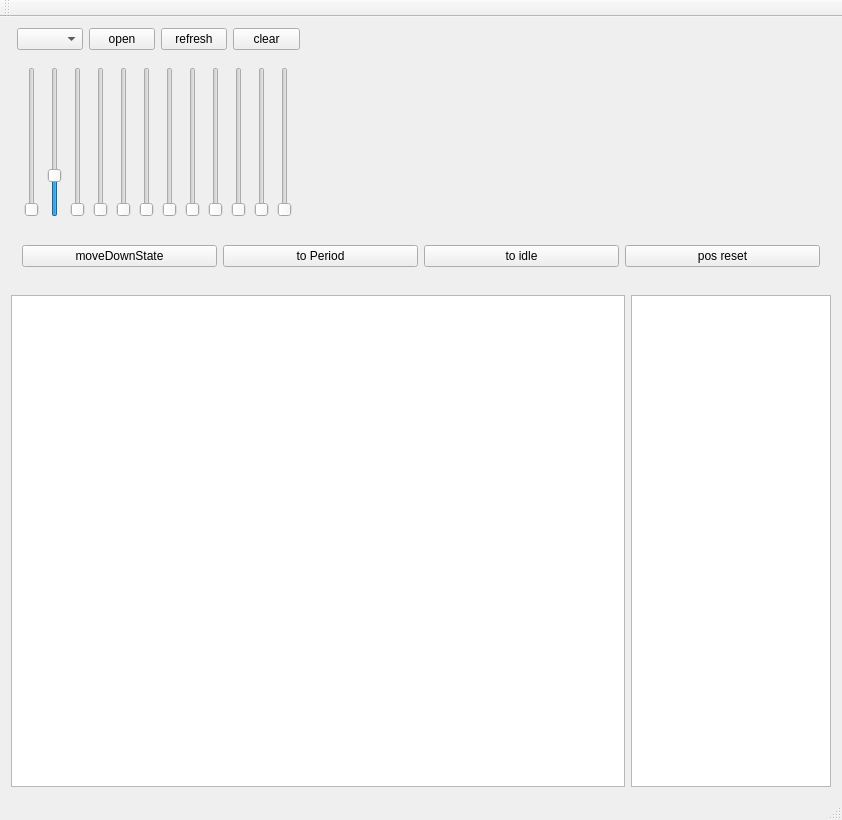
Above: mainwindow.ui from PoldenDev/polden-ver-motorControl-desktop before the change. Below: the same form after it.
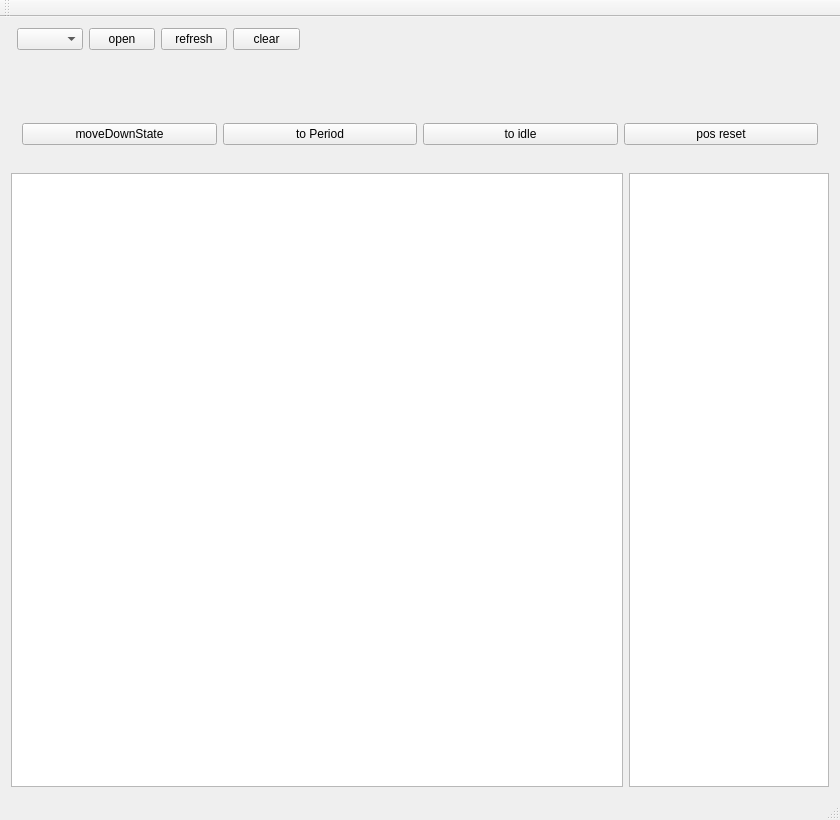
That is the form after the change.

The edit to the form file:
```diff
--- a/mainwindow.ui
+++ b/mainwindow.ui
@@ -16,33 +16,6 @@
   <widget class="QWidget" name="centralWidget">
    <layout class="QVBoxLayout" name="verticalLayout_2">
     <item>
-     <widget class="QWidget" name="widget_2" native="true">
-      <property name="minimumSize">
-       <size>
-        <width>820</width>
-        <height>0</height>
-       </size>
-      </property>
-      <property name="maximumSize">
-       <size>
-        <width>800</width>
-        <height>200</height>
-       </size>
-      </property>
-      <layout class="QVBoxLayout" name="verticalLayout">
-       <property name="leftMargin">
-        <number>0</number>
-       </property>
-       <property name="topMargin">
-        <number>0</number>
-       </property>
-       <property name="rightMargin">
-        <number>0</number>
-       </property>
-       <property name="bottomMargin">
-        <number>0</number>
-       </property>
-       <item>
         <widget class="QWidget" name="widget_4" native="true">
          <property name="maximumSize">
           <size>
@@ -91,142 +64,19 @@
         </widget>
        </item>
        <item>
-        <widget class="QWidget" name="widget_3" native="true">
-         <property name="maximumSize">
-          <size>
-           <width>300</width>
-           <height>16777215</height>
-          </size>
-         </property>
+     <widget class="QWidget" name="qwtWdgH1" native="true">
          <layout class="QHBoxLayout" name="horizontalLayout_2">
           <item>
-           <widget class="QSlider" name="verticalSlider">
-            <property name="maximum">
-             <number>1000</number>
-            </property>
-            <property name="value">
-             <number>0</number>
-            </property>
-            <property name="orientation">
-             <enum>Qt::Vertical</enum>
-            </property>
-           </widget>
-          </item>
-          <item>
-           <widget class="QSlider" name="verticalSlider_2">
-            <property name="maximum">
-             <number>3999</number>
-            </property>
-            <property name="value">
-             <number>1000</number>
-            </property>
-            <property name="orientation">
-             <enum>Qt::Vertical</enum>
-            </property>
-           </widget>
-          </item>
-          <item>
-           <widget class="QSlider" name="verticalMotorPos1">
-            <property name="maximum">
-             <number>1000</number>
-            </property>
-            <property name="orientation">
-             <enum>Qt::Vertical</enum>
-            </property>
-           </widget>
-          </item>
-          <item>
-           <widget class="QSlider" name="verticalMotorPos2">
-            <property name="maximum">
-             <number>1000</number>
-            </property>
-            <property name="orientation">
-             <enum>Qt::Vertical</enum>
-            </property>
-           </widget>
-          </item>
-          <item>
-           <widget class="QSlider" name="verticalMotorPos3">
-            <property name="maximum">
-             <number>1000</number>
-            </property>
-            <property name="orientation">
-             <enum>Qt::Vertical</enum>
-            </property>
-           </widget>
-          </item>
-          <item>
-           <widget class="QSlider" name="verticalMotorPos4">
-            <property name="maximum">
-             <number>1000</number>
-            </property>
-            <property name="orientation">
-             <enum>Qt::Vertical</enum>
-            </property>
-           </widget>
-          </item>
-          <item>
-           <widget class="QSlider" name="verticalMotorPos5">
-            <property name="maximum">
-             <number>1000</number>
-            </property>
-            <property name="orientation">
-             <enum>Qt::Vertical</enum>
-            </property>
-           </widget>
-          </item>
-          <item>
-           <widget class="QSlider" name="verticalMotorPos6">
-            <property name="maximum">
-             <number>1000</number>
-            </property>
-            <property name="orientation">
-             <enum>Qt::Vertical</enum>
-            </property>
-           </widget>
-          </item>
-          <item>
-           <widget class="QSlider" name="verticalMotorPos7">
-            <property name="maximum">
-             <number>1000</number>
-            </property>
-            <property name="orientation">
-             <enum>Qt::Vertical</enum>
-            </property>
-           </widget>
-          </item>
-          <item>
-           <widget class="QSlider" name="verticalMotorPos8">
-            <property name="maximum">
-             <number>1000</number>
-            </property>
-            <property name="orientation">
-             <enum>Qt::Vertical</enum>
-            </property>
-           </widget>
-          </item>
-          <item>
-           <widget class="QSlider" name="verticalMotorPos9">
-            <property name="maximum">
-             <number>1000</number>
-            </property>
-            <property name="orientation">
-             <enum>Qt::Vertical</enum>
-            </property>
-           </widget>
-          </item>
-          <item>
-           <widget class="QSlider" name="verticalMotorPos10">
-            <property name="maximum">
-             <number>1000</number>
-            </property>
-            <property name="orientation">
-             <enum>Qt::Vertical</enum>
-            </property>
-           </widget>
+        <widget class="QWidget" name="widget_7" native="true"/>
           </item>
          </layout>
         </widget>
+    </item>
+    <item>
+     <widget class="QWidget" name="qwtWdgH2" native="true">
+      <layout class="QHBoxLayout" name="horizontalLayout_5">
+       <item>
+        <widget class="QWidget" name="widget_8" native="true"/>
        </item>
       </layout>
      </widget>
```
Lines whose indentation alone changed are shown as unchanged.
